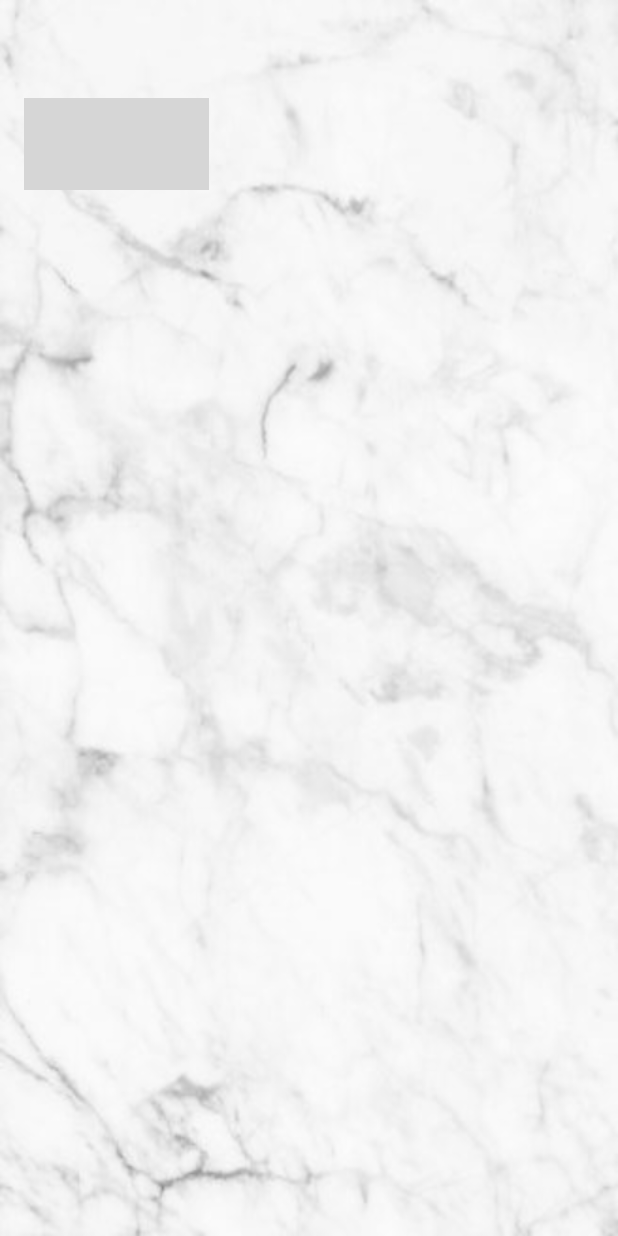
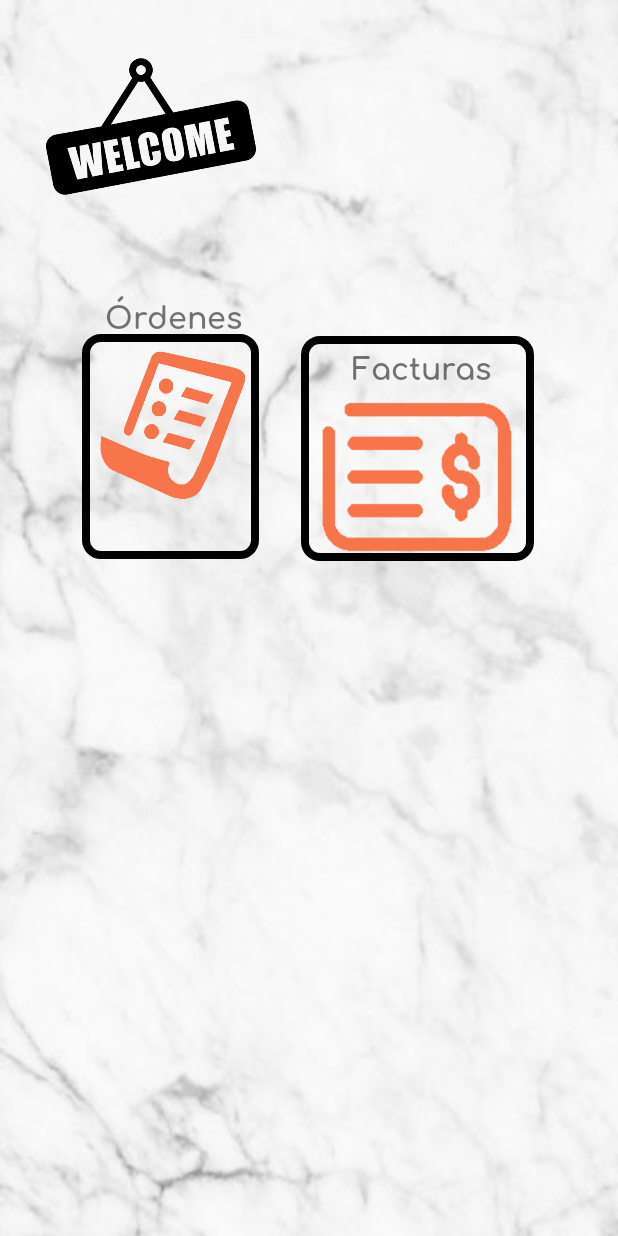
Before and after one commit to mrosendo/gtmarmolApp, an Android app: the Welcome screen opened directly, with no data from a screen before it, on a phone screen of 412 x 824 dp. Run offline under Robolectric (Android 15) with nearby library versions, the phone set to English and light mode, and no system bars; our stand-ins replace Volley; network calls fail; 2 statements that could not run were skipped; grey boxes are pictures that could not be loaded.

Commit message:
3.GUI hasta órdenes actuales

```diff
--- a/app/src/main/AndroidManifest.xml
+++ b/app/src/main/AndroidManifest.xml
@@ -12,7 +12,8 @@
         android:supportsRtl="true"
         android:theme="@style/Theme.Gmarmol"
         android:usesCleartextTraffic="true">
-        <activity android:name=".Welcome"></activity>
+        <activity android:name=".OrderList"></activity>
+        <activity android:name=".Welcome" />
         <activity android:name=".MainActivity">
             <intent-filter>
                 <action android:name="android.intent.action.MAIN" />
--- a/app/src/main/java/com/example/gmarmol/Welcome.java
+++ b/app/src/main/java/com/example/gmarmol/Welcome.java
@@ -5,8 +5,10 @@ import androidx.recyclerview.widget.LinearLayoutManager;
 import androidx.recyclerview.widget.RecyclerView;
 
 import android.content.Intent;
+import android.graphics.Color;
 import android.os.Bundle;
 import android.view.View;
+import android.widget.Button;
 import android.widget.TextView;
 
 import com.android.volley.Request;
@@ -24,12 +26,8 @@ import java.util.ArrayList;
 import java.util.List;
 
 public class Welcome extends AppCompatActivity {
-    String url = "http://192.168.1.53:8090/gmarmolapi/";
-    private OrderAdapterList.RecyclerViewClick listener;
-    ArrayList<Order> orderArrayList;
     String uNit, cardName;
-    List<Order> elements;
-    TextView tx;
+    TextView nitTX;
 
     @Override
     protected void onCreate(Bundle savedInstanceState) {
@@ -39,80 +37,33 @@ public class Welcome extends AppCompatActivity {
         uNit = getIntent().getExtras().getString("u_nit");
         cardName = getIntent().getExtras().getString("card_name");
 
-        tx = findViewById(R.id.textView);
-        tx.setText(cardName);
+        nitTX = findViewById(R.id.textView);
+        nitTX.setText(cardName);
 
-        //TRAER ORDENES
-        getOrdersAPI(uNit);
+        //BOTON PARA FACTURAS
+        Button billbtn = findViewById(R.id.billbutton);
+        billbtn.setOnClickListener(new View.OnClickListener() {
+            @Override
+            public void onClick(View v) {
 
-        //DESPLEGAR ORDENES
-        //init();
+            }
+        });
+
+        //BOTONO PARA ORDENES
+        Button orderbtn = findViewById(R.id.orderbutton);
+        orderbtn.setOnClickListener(new View.OnClickListener() {
+            @Override
+            public void onClick(View v) {
+                orderScreen();
+            }
+        });
+
 
     }
 
-    //OBTENER ORDENES
-    public void getOrdersAPI(String nit) {
-        String searchOrder = this.url + "order/" + nit;
-
-        RequestQueue mQueue = Volley.newRequestQueue(this);
-
-        JsonObjectRequest request = new JsonObjectRequest(Request.Method.GET, searchOrder, null,
-                new Response.Listener<JSONObject>() {
-                    @Override
-                    public void onResponse(JSONObject response) {
-                        try {
-
-                            JSONArray jsonArray = response.getJSONArray("order");
-
-                            for (int i = 0; i < jsonArray.length(); i++) {
-                                JSONArray data = jsonArray.optJSONArray(i);
-
-
-
-                                for (int j = 0; j < data.length(); j++) {
-                                    JSONObject obj = data.getJSONObject(j);
-
-                                    Order order = new Order();
-                                    order.setDocNum(obj.getInt("DocNum"));
-                                    order.setDocDate(obj.getString("FechaString"));
-
-                                    //System.out.println(order.getDocDate());
-
-                                    orderArrayList.add(order);
-                                }
-                            }
-
-                        } catch (JSONException e) {
-                            e.printStackTrace();
-                        }
-                    }
-                }, new Response.ErrorListener() {
-            @Override
-            public void onErrorResponse(VolleyError error) {
-                error.printStackTrace();
-            }
-        });
-        mQueue.add(request);
+    public void orderScreen() {
+        Intent ac = new Intent(this, OrderList.class);
+        ac.putExtra("nit", uNit);
+        startActivity(ac);
     }
-
-    /*public void init() {
-        elements = orderArrayList;
-
-        OrderAdapterList listAdapter = new OrderAdapterList(elements, this, listener);
-        RecyclerView recyclerView = findViewById(R.id.orderList);
-        recyclerView.setHasFixedSize(true);
-        recyclerView.setLayoutManager(new LinearLayoutManager(this));
-        recyclerView.setAdapter(listAdapter);
-    }*/
-
-    /*private void setOnClickListener() {
-        listener = new OrderAdapterList.RecyclerViewClick() {
-            @Override
-            public void onCLick(View v, int position) {
-                Intent intent = new Intent(getApplicationContext(), OrderStatus.class);
-                intent.putExtra("username", elements.get(position).getDocDate());
-                startActivity(intent);
-            }
-        };
-    }*/
 }
--- /dev/null
+++ b/app/src/main/res/drawable/borders.xml
@@ -0,0 +1,12 @@
+<?xml version="1.0" encoding="utf-8"?>
+<shape xmlns:android="http://schemas.android.com/apk/res/android" android:shape="rectangle">
+
+    <stroke android:width="5sp"
+        android:color="@color/black"/>
+    <padding android:bottom="10dp"
+        android:left="10sp"
+        android:right="10sp"
+        android:top="10sp"/>
+    <corners android:radius="10dp" />
+
+</shape>
--- a/app/src/main/res/layout/activity_welcome.xml
+++ b/app/src/main/res/layout/activity_welcome.xml
@@ -10,19 +10,19 @@
 
     <ImageView
         android:id="@+id/imageView2"
-        android:layout_width="123dp"
-        android:layout_height="61dp"
+        android:layout_width="169dp"
+        android:layout_height="91dp"
         app:layout_constraintBottom_toBottomOf="parent"
         app:layout_constraintEnd_toEndOf="parent"
-        app:layout_constraintHorizontal_bias="0.055"
+        app:layout_constraintHorizontal_bias="0.066"
         app:layout_constraintStart_toStartOf="parent"
         app:layout_constraintTop_toTopOf="parent"
-        app:layout_constraintVertical_bias="0.086"
+        app:layout_constraintVertical_bias="0.053"
         app:srcCompat="@drawable/welcome" />
 
     <TextView
         android:id="@+id/textView"
-        android:layout_width="284dp"
+        android:layout_width="300dp"
         android:layout_height="41dp"
         android:gravity="center"
         android:textColor="@color/black"
@@ -34,13 +34,81 @@
         app:layout_constraintTop_toTopOf="parent"
         app:layout_constraintVertical_bias="0.15" />
 
-    <androidx.recyclerview.widget.RecyclerView
-        android:layout_width="410dp"
-        android:layout_height="554dp"
+    <Button
+        android:id="@+id/orderbutton"
+        android:layout_width="100dp"
+        android:layout_height="100dp"
+        android:background="@drawable/orderbutton"
+        app:backgroundTint="#F8744A"
         app:layout_constraintBottom_toBottomOf="parent"
         app:layout_constraintEnd_toEndOf="parent"
-        app:layout_constraintHorizontal_bias="1.0"
+        app:layout_constraintHorizontal_bias="0.209"
+        app:layout_constraintStart_toStartOf="parent"
+        app:layout_constraintTop_toBottomOf="@+id/activeOrders"
+        app:layout_constraintVertical_bias="0.009" />
+
+    <TextView
+        android:id="@+id/orderM"
+        android:layout_width="118dp"
+        android:layout_height="150dp"
+        android:background="@drawable/borders"
+        android:text=""
+        app:layout_constraintBottom_toBottomOf="parent"
+        app:layout_constraintEnd_toEndOf="parent"
+        app:layout_constraintHorizontal_bias="0.187"
         app:layout_constraintStart_toStartOf="parent"
         app:layout_constraintTop_toTopOf="parent"
-        app:layout_constraintVertical_bias="1.0" />
+        app:layout_constraintVertical_bias="0.33" />
+
+    <TextView
+        android:id="@+id/activeOrders"
+        android:layout_width="100dp"
+        android:layout_height="36dp"
+        android:layout_marginTop="192dp"
+        android:gravity="center"
+        android:text="Órdenes"
+        app:layout_constraintEnd_toEndOf="parent"
+        app:layout_constraintHorizontal_bias="0.209"
+        app:layout_constraintStart_toStartOf="parent"
+        app:layout_constraintTop_toTopOf="parent" />
+
+    <TextView
+        android:id="@+id/bills"
+        android:layout_width="155dp"
+        android:layout_height="150dp"
+        android:background="@drawable/borders"
+        android:text=""
+        app:layout_constraintBottom_toBottomOf="parent"
+        app:layout_constraintEnd_toEndOf="parent"
+        app:layout_constraintHorizontal_bias="0.781"
+        app:layout_constraintStart_toStartOf="parent"
+        app:layout_constraintTop_toTopOf="parent"
+        app:layout_constraintVertical_bias="0.332" />
+
+    <Button
+        android:id="@+id/billbutton"
+        android:layout_width="132dp"
+        android:layout_height="102dp"
+        android:background="@drawable/bill"
+        android:text=""
+        app:backgroundTint="#F8744A"
+        app:layout_constraintBottom_toBottomOf="parent"
+        app:layout_constraintEnd_toEndOf="parent"
+        app:layout_constraintHorizontal_bias="0.756"
+        app:layout_constraintStart_toStartOf="parent"
+        app:layout_constraintTop_toTopOf="parent"
+        app:layout_constraintVertical_bias="0.37" />
+
+    <TextView
+        android:id="@+id/textView5"
+        android:layout_width="wrap_content"
+        android:layout_height="wrap_content"
+        android:text="Facturas"
+        app:layout_constraintBottom_toTopOf="@+id/billbutton"
+        app:layout_constraintEnd_toEndOf="parent"
+        app:layout_constraintHorizontal_bias="0.735"
+        app:layout_constraintStart_toStartOf="parent"
+        app:layout_constraintTop_toTopOf="parent"
+        app:layout_constraintVertical_bias="0.965" />
+
 </androidx.constraintlayout.widget.ConstraintLayout>
```
Also changed, not shown: app/src/main/java/com/example/gmarmol/OrderAdapterList.java (+6 -9 lines), app/src/main/java/com/example/gmarmol/OrderList.java (added, +106 -0 lines), app/src/main/res/layout/activity_main.xml (+7 -6 lines), app/src/main/res/layout/activity_order_list.xml (added, +23 -0 lines), app/src/main/res/layout/cardview_item.xml (added, +36 -0 lines), app/src/main/res/layout/order_item.xml (deleted, +0 -43 lines), app/src/main/res/drawable/bill.png (added), app/src/main/res/drawable/order.png (added), app/src/main/res/drawable/orderbutton.png (added), app/src/main/res/drawable/welcome.png (added).
